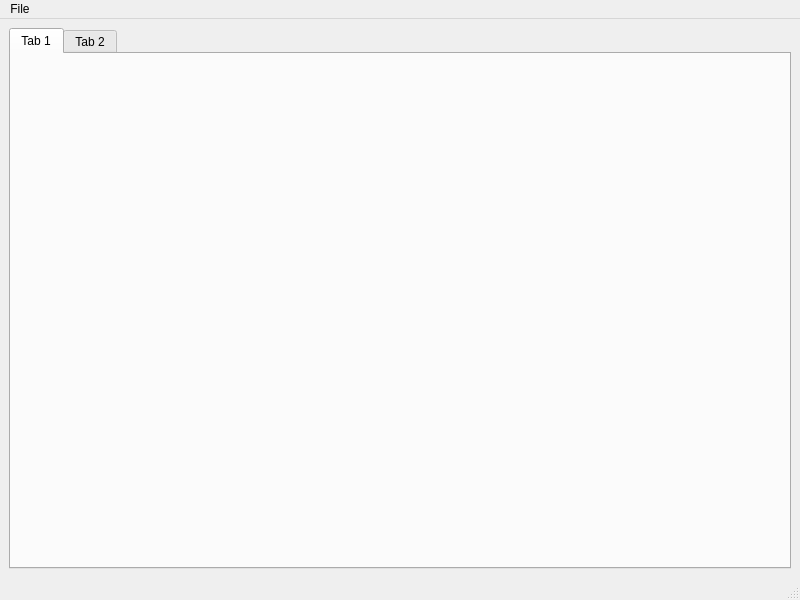
This is rogpythonemporium/view/main.ui in bermec/rogpythonemporium as Qt 5 draws it before an edit. The edited form follows.
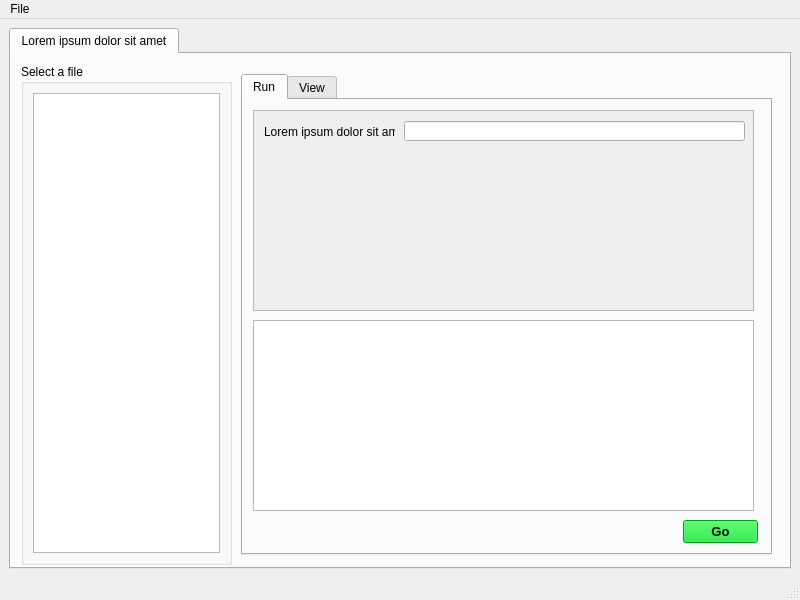
This is the edited form.

Commit message: First attempt at UI Design

Patch:
```diff
--- a/rogpythonemporium/view/main.ui
+++ b/rogpythonemporium/view/main.ui
@@ -19,13 +19,141 @@
      <widget class="QTabWidget" name="tabWidget">
       <widget class="QWidget" name="tab">
        <attribute name="title">
-        <string>Tab 1</string>
+        <string>Lorem ipsum dolor sit amet</string>
        </attribute>
-      </widget>
-      <widget class="QWidget" name="tab_2">
-       <attribute name="title">
-        <string>Tab 2</string>
-       </attribute>
+       <widget class="QGroupBox" name="groupBox">
+        <property name="geometry">
+         <rect>
+          <x>10</x>
+          <y>10</y>
+          <width>211</width>
+          <height>501</height>
+         </rect>
+        </property>
+        <property name="title">
+         <string>Select a file</string>
+        </property>
+        <layout class="QGridLayout" name="gridLayout_2">
+         <item row="0" column="0">
+          <widget class="QListWidget" name="listWidget"/>
+         </item>
+        </layout>
+       </widget>
+       <widget class="QTabWidget" name="tabWidget_2">
+        <property name="geometry">
+         <rect>
+          <x>230</x>
+          <y>20</y>
+          <width>531</width>
+          <height>481</height>
+         </rect>
+        </property>
+        <property name="currentIndex">
+         <number>0</number>
+        </property>
+        <widget class="QWidget" name="tab_3">
+         <attribute name="title">
+          <string>Run</string>
+         </attribute>
+         <widget class="QScrollArea" name="scrollArea">
+          <property name="geometry">
+           <rect>
+            <x>10</x>
+            <y>10</y>
+            <width>501</width>
+            <height>201</height>
+           </rect>
+          </property>
+          <property name="widgetResizable">
+           <bool>true</bool>
+          </property>
+          <widget class="QWidget" name="scrollAreaWidgetContents">
+           <property name="geometry">
+            <rect>
+             <x>0</x>
+             <y>0</y>
+             <width>499</width>
+             <height>199</height>
+            </rect>
+           </property>
+           <widget class="QLabel" name="label">
+            <property name="geometry">
+             <rect>
+              <x>10</x>
+              <y>10</y>
+              <width>131</width>
+              <height>21</height>
+             </rect>
+            </property>
+            <property name="text">
+             <string>Lorem ipsum dolor sit amet</string>
+            </property>
+           </widget>
+           <widget class="QLineEdit" name="lineEdit">
+            <property name="geometry">
+             <rect>
+              <x>150</x>
+              <y>10</y>
+              <width>341</width>
+              <height>20</height>
+             </rect>
+            </property>
+           </widget>
+          </widget>
+         </widget>
+         <widget class="QPushButton" name="pushButton">
+          <property name="geometry">
+           <rect>
+            <x>440</x>
+            <y>420</y>
+            <width>75</width>
+            <height>23</height>
+           </rect>
+          </property>
+          <property name="font">
+           <font>
+            <pointsize>10</pointsize>
+            <weight>75</weight>
+            <bold>true</bold>
+           </font>
+          </property>
+          <property name="autoFillBackground">
+           <bool>false</bool>
+          </property>
+          <property name="styleSheet">
+           <string notr="true">background-color: rgb(0, 216, 33);</string>
+          </property>
+          <property name="text">
+           <string>Go</string>
+          </property>
+         </widget>
+         <widget class="QPlainTextEdit" name="plainTextEdit">
+          <property name="geometry">
+           <rect>
+            <x>10</x>
+            <y>220</y>
+            <width>501</width>
+            <height>191</height>
+           </rect>
+          </property>
+         </widget>
+        </widget>
+        <widget class="QWidget" name="tab_4">
+         <attribute name="title">
+          <string>View</string>
+         </attribute>
+         <widget class="QTextBrowser" name="textBrowser">
+          <property name="geometry">
+           <rect>
+            <x>10</x>
+            <y>10</y>
+            <width>501</width>
+            <height>431</height>
+           </rect>
+          </property>
+         </widget>
+        </widget>
+       </widget>
       </widget>
      </widget>
     </item>
```
Left out of the diff: 5 changed lines with no effect on the pictures.
